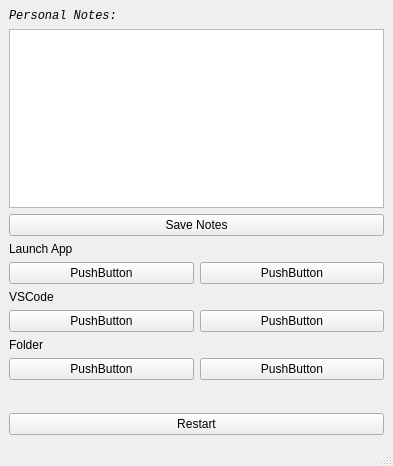
ttran0789/tuans_world, file views/main_view.ui: the form before one commit.
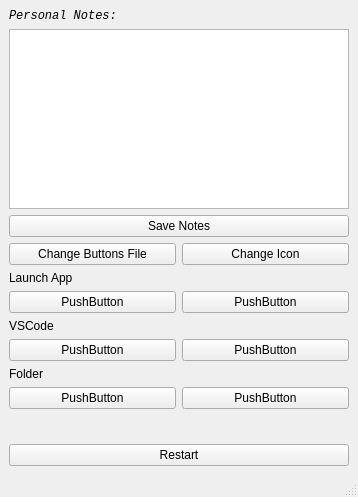
The form after the commit.

```diff
--- a/views/main_view.ui
+++ b/views/main_view.ui
@@ -6,8 +6,8 @@
    <rect>
     <x>0</x>
     <y>0</y>
-    <width>393</width>
-    <height>466</height>
+    <width>358</width>
+    <height>497</height>
    </rect>
   </property>
   <property name="windowTitle">
@@ -42,6 +42,24 @@
           </property>
          </widget>
         </item>
+        <item>
+         <layout class="QHBoxLayout" name="horizontalLayout">
+          <item>
+           <widget class="QPushButton" name="btn_select_buttons">
+            <property name="text">
+             <string>Change Buttons File</string>
+            </property>
+           </widget>
+          </item>
+          <item>
+           <widget class="QPushButton" name="btn_change_icon">
+            <property name="text">
+             <string>Change Icon</string>
+            </property>
+           </widget>
+          </item>
+         </layout>
+        </item>
         <item>
          <widget class="QLabel" name="label_3">
           <property name="text">
```
Left out of the diff: 2 changed lines with no effect on the pictures.
